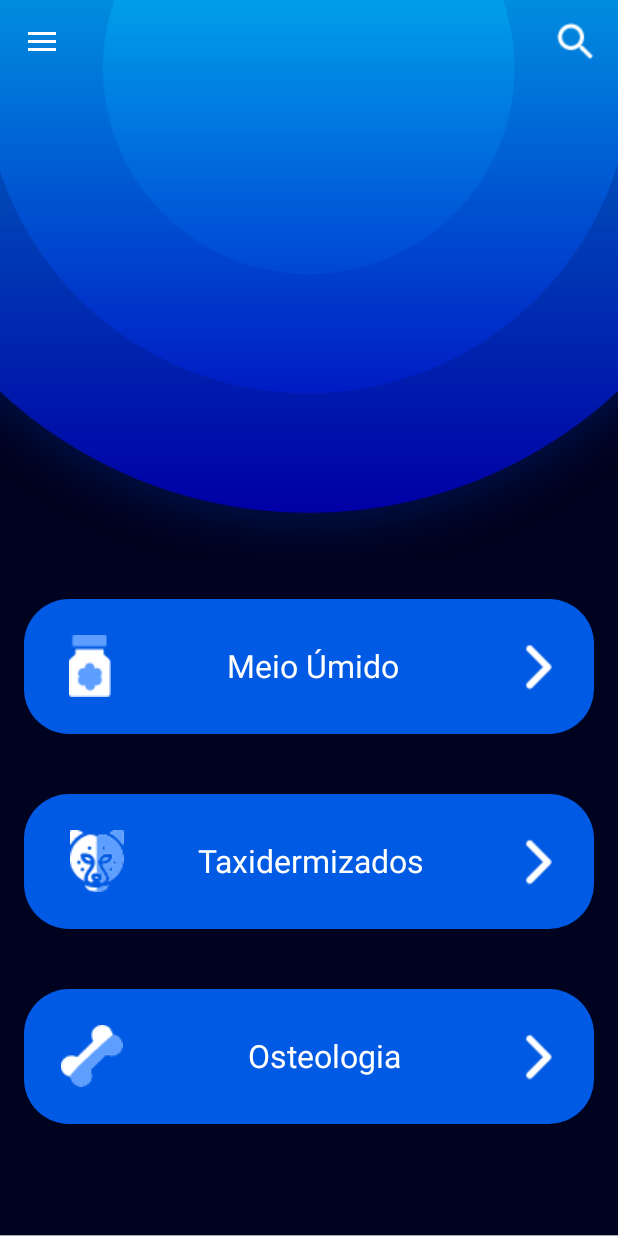
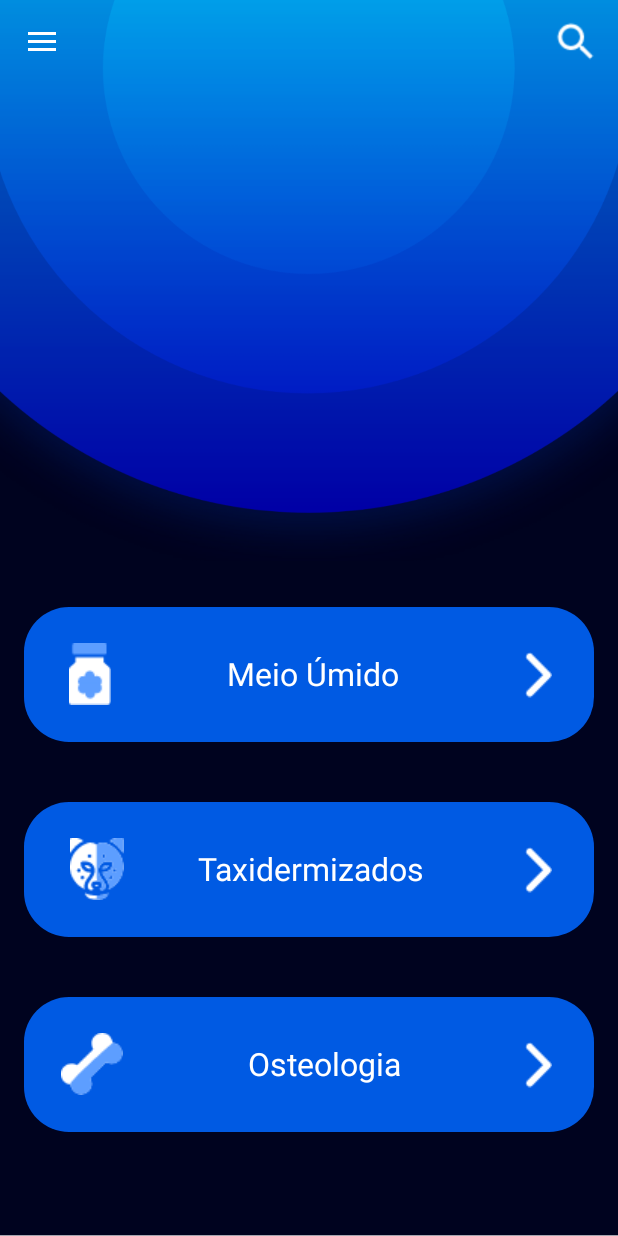
Before and after one commit to GuimaraesSl/TheBug_Zoo, an Android app: the screen it shows after launch (HomeView), on a phone screen of 412 x 824 dp. Run offline under Robolectric (Android 15) with nearby library versions, the phone set to English and light mode, and no system bars; libraries missing offline, so code that uses them is left out: com.readystatesoftware.sqliteasset; 1 statement that could not run was skipped.

Commit message:
[BUG FIX] - Layout Implementations
[FEATURES]
- New Database

```diff
--- a/app/build.gradle
+++ b/app/build.gradle
@@ -4,6 +4,7 @@ plugins {
 
 android {
     compileSdkVersion 30
+    buildToolsVersion "30.0.3"
 
     defaultConfig {
         applicationId "com.example.thebug_zoo"
--- a/app/src/main/java/com/example/thebug_zoo/database/BancoController.java
+++ b/app/src/main/java/com/example/thebug_zoo/database/BancoController.java
@@ -1,7 +1,6 @@
 package com.example.thebug_zoo.database;
 
 import android.content.Context;
-import android.database.sqlite.SQLiteDatabase;
 
 import com.readystatesoftware.sqliteasset.SQLiteAssetHelper;
 
--- a/app/src/main/res/layout/content_home.xml
+++ b/app/src/main/res/layout/content_home.xml
@@ -5,7 +5,6 @@
     android:id="@+id/drawer_menu"
     android:layout_width="match_parent"
     android:layout_height="match_parent"
-    android:background="@color/blue_fort"
     app:layout_behavior="@string/appbar_scrolling_view_behavior">
 
     <androidx.constraintlayout.widget.ConstraintLayout
@@ -19,7 +18,11 @@
             android:layout_height="match_parent"
             android:contentDescription="@string/home_background"
             android:scaleType="centerCrop"
-            android:src="@drawable/back_home" />
+            android:src="@drawable/back_home"
+            app:layout_constraintBottom_toBottomOf="parent"
+            app:layout_constraintEnd_toEndOf="parent"
+            app:layout_constraintStart_toStartOf="parent"
+            app:layout_constraintTop_toTopOf="parent" />
 
         <ImageButton
             android:id="@+id/buttonMeioUmido"
@@ -27,7 +30,7 @@
             android:layout_height="90dp"
             android:layout_marginHorizontal="@dimen/activity_horizontal_margin"
             android:layout_marginTop="80dp"
-            android:layout_marginBottom="16dp"
+            android:layout_marginBottom="5dp"
             android:background="@drawable/background_button"
             android:contentDescription="@string/damp_button"
             app:layout_constraintBottom_toBottomOf="parent"
@@ -187,7 +190,7 @@
         app:itemIconTint="#707070"
         app:itemTextAppearance="@style/DrawerStyle"
         app:itemTextColor="#707070"
-        app:menu="@menu/drawer_menu"></com.google.android.material.navigation.NavigationView>
+        app:menu="@menu/drawer_menu"/>
 
 
 </androidx.drawerlayout.widget.DrawerLayout>
--- a/app/src/main/res/layout/layout_list.xml
+++ b/app/src/main/res/layout/layout_list.xml
@@ -12,7 +12,7 @@
         app:cardCornerRadius="30dp"
         app:cardBackgroundColor="@color/blue"
         android:layout_marginHorizontal="@dimen/activity_horizontal_margin"
-        android:layout_marginVertical="10dp"
+        android:layout_marginVertical="2dp"
         >
 
         <TextView
```
Also changed, not shown: app/src/main/res/layout/activity_order.xml (+6 -1 lines), app/src/main/res/layout/content_family_view.xml (+6 -2 lines), 1 other file.
